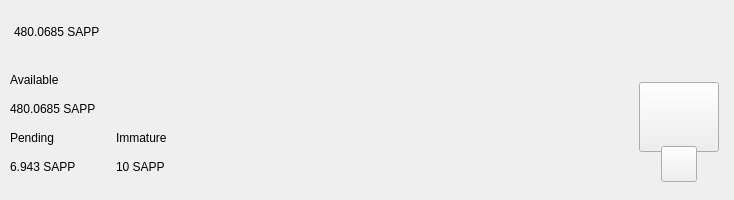
Old version of the form src/qt/pivx/forms/topbar.ui in the repository decenomy/SAPP.
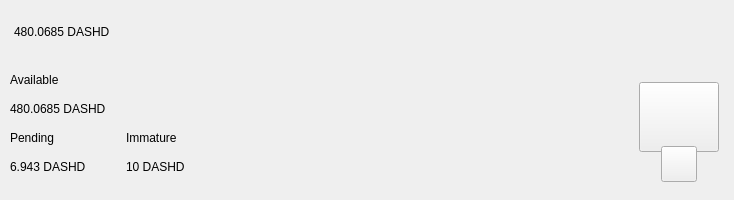
New version of the form. Custom widgets are drawn as their Qt base class.

Commit message: Replace coin unit SAPP by DASHD in the GUI

Patch:
```diff
--- a/src/qt/pivx/forms/topbar.ui
+++ b/src/qt/pivx/forms/topbar.ui
@@ -119,7 +119,7 @@
                <string notr="true">padding:0px;margin:0px;</string>
               </property>
               <property name="text">
-               <string notr="true">480.0685 SAPP</string>
+               <string notr="true">480.0685 DASHD</string>
               </property>
              </widget>
             </item>
@@ -339,7 +339,7 @@
                <item>
                 <widget class="QLabel" name="labelAmountPiv">
                  <property name="text">
-                  <string notr="true">480.0685 SAPP</string>
+                  <string notr="true">480.0685 DASHD</string>
                  </property>
                 </widget>
                </item>
@@ -362,7 +362,7 @@
                  <item>
                   <widget class="QLabel" name="labelPendingPiv">
                    <property name="text">
-                    <string notr="true">6.943 SAPP</string>
+                    <string notr="true">6.943 DASHD</string>
                    </property>
                   </widget>
                  </item>
@@ -396,7 +396,7 @@
                  <item>
                   <widget class="QLabel" name="labelImmaturePiv">
                    <property name="text">
-                    <string notr="true">10 SAPP</string>
+                    <string notr="true">10 DASHD</string>
                    </property>
                   </widget>
                  </item>
```
The commit also changes 14 other files.
